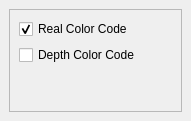
Before: the Qt Designer form Code/GUI/lib/Resources/LineageDockWidget.ui in gofigure2/GoFigure2, drawn with Qt 5.
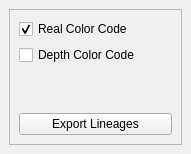
After: the same form once the commit is applied.

Commit message: ENH: add an "export lineage" push button and connect it

The edit to the form file:
```diff
--- a/Code/GUI/lib/Resources/LineageDockWidget.ui
+++ b/Code/GUI/lib/Resources/LineageDockWidget.ui
@@ -10,7 +10,7 @@
     <x>0</x>
     <y>0</y>
     <width>191</width>
-    <height>121</height>
+    <height>154</height>
    </rect>
   </property>
   <property name="windowTitle">
@@ -70,6 +70,13 @@
          </property>
         </spacer>
        </item>
+       <item row="2" column="0">
+        <widget class="QPushButton" name="exportLineages">
+         <property name="text">
+          <string>Export Lineages</string>
+         </property>
+        </widget>
+       </item>
       </layout>
      </widget>
     </item>
```
The commit also changes 6 other files.
